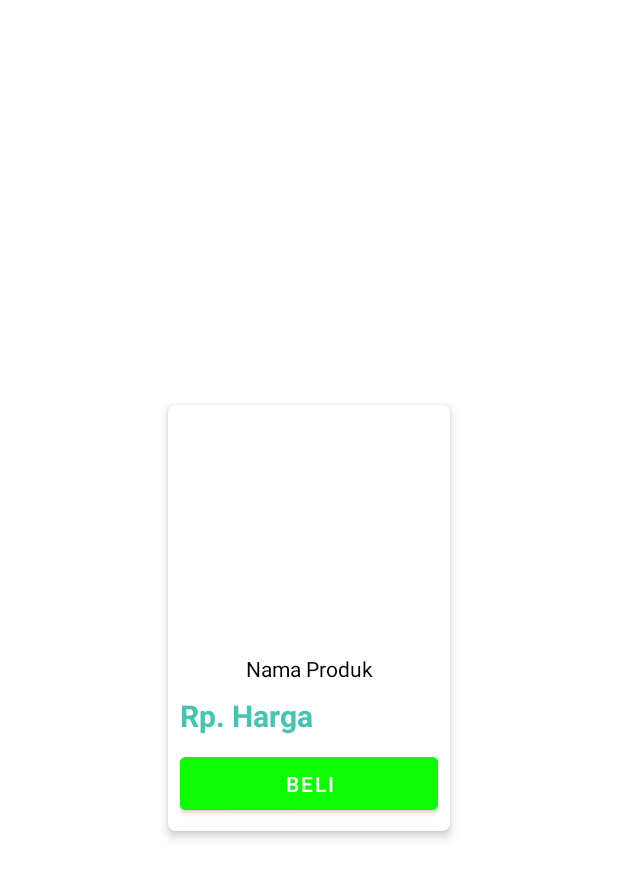
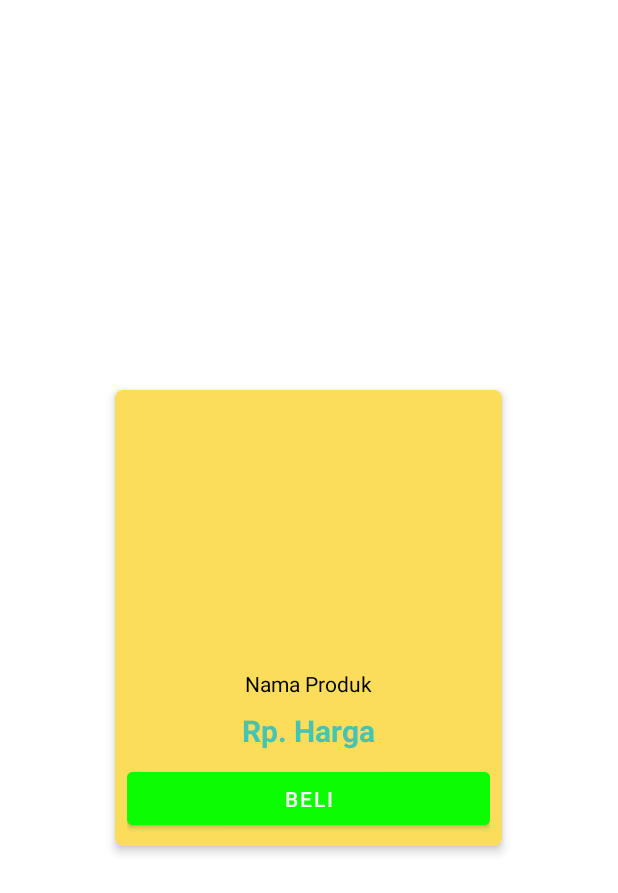
Before and after one commit to BrilyanSuherman/uas_Toko, an Android app: the layout produk_list_layout.xml on its own in the app's theme, with its tools: preview values and no code run, on a phone screen of 412 x 824 dp. Shown: the top 893 px of the screen. Run offline under Robolectric (Android 15) with nearby library versions, the phone set to English and light mode, and no system bars.

Commit message:
mengubah tampilan main activity 2

```diff
--- a/app/src/main/res/layout/produk_list_layout.xml
+++ b/app/src/main/res/layout/produk_list_layout.xml
@@ -1,11 +1,11 @@
 <androidx.cardview.widget.CardView xmlns:android="http://schemas.android.com/apk/res/android"
-    android:layout_width="200dp"
-    android:layout_height="300dp"
+    android:layout_width="270dp"
+    android:layout_height="320dp"
     android:layout_gravity="center"
     xmlns:app="http://schemas.android.com/apk/res-auto"
     app:cardCornerRadius="5dp"
     android:layout_margin="8dp"
-    app:cardBackgroundColor="#FFFFFF"
+    app:cardBackgroundColor="#fbdc5b"
     app:cardElevation="4dp"
     app:cardUseCompatPadding="true">
 
@@ -18,7 +18,7 @@
         <ImageView
             android:id="@+id/IMLGambarMakanan"
             android:layout_width="match_parent"
-            android:layout_height="150dp"
+            android:layout_height="170dp"
             android:scaleType="centerCrop" />
 
         <TextView
@@ -35,6 +35,7 @@
             android:layout_width="match_parent"
             android:layout_height="wrap_content"
             android:layout_marginTop="8dp"
+            android:gravity="center"
             android:text="Rp. Harga"
             android:id="@+id/TVLHarga"
             android:textColor="#45C4B0"
```
Also changed, not shown: app/src/main/res/layout/activity_detail.xml (+11 -0 lines), app/src/main/res/layout/activity_main.xml (+8 -4 lines), app/src/main/res/drawable/bg1.png (added).
